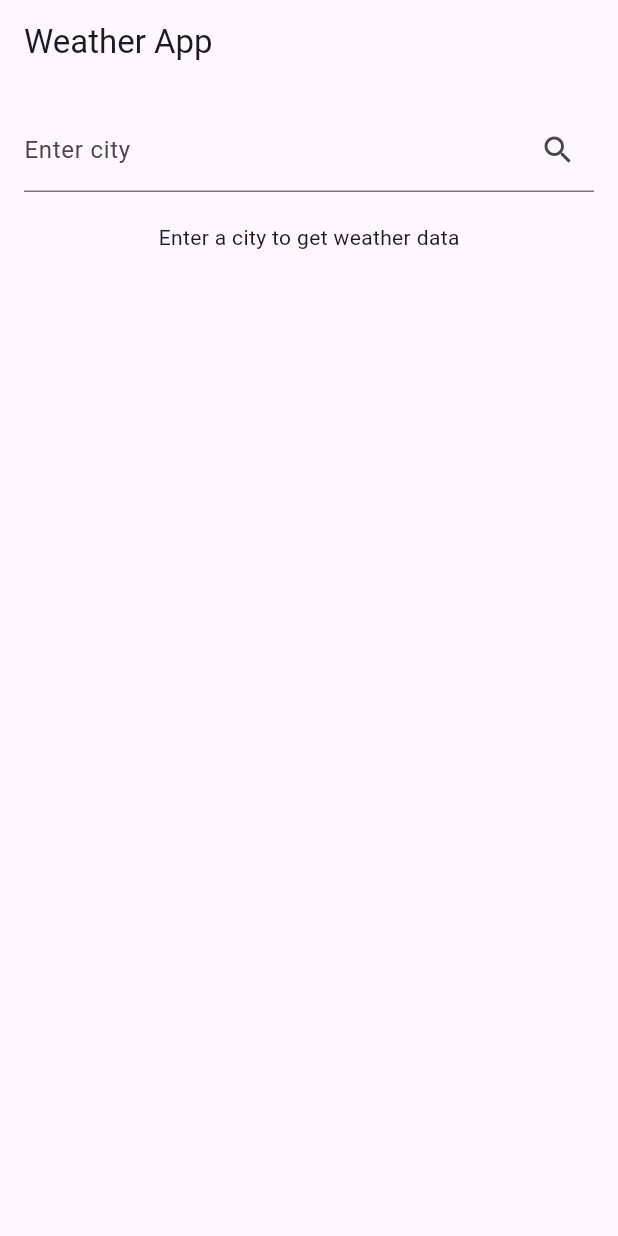
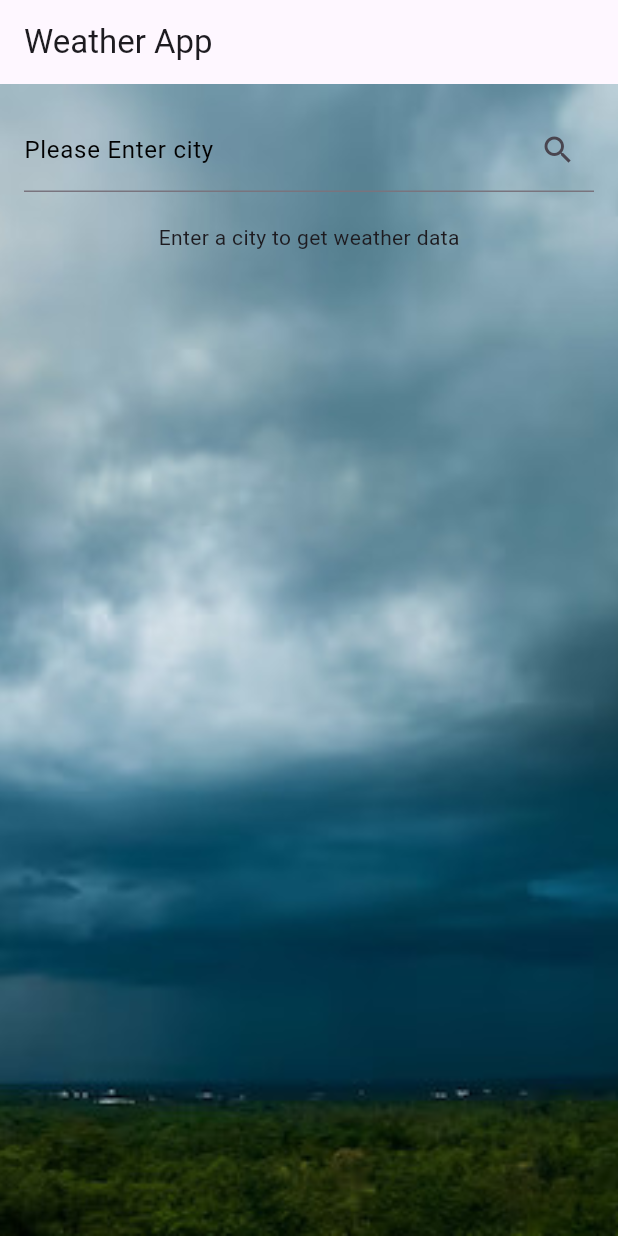
Before and after one commit to moudgalya1223/weatherapp, a Flutter app: the screen it shows after launch, on a phone screen of 412 x 824 dp. Run offline on Flutter 3.47's test engine with Material 3 defaults, Android fonts, the phone set to English and light mode, and no system bars.

Commit message:
upadted code with all chnages

```diff
--- a/lib/main.dart
+++ b/lib/main.dart
@@ -9,12 +9,14 @@ void main() {
       providers: [
         ChangeNotifierProvider(create: (_) => WeatherProvider()),
       ],
-      child: MyApp(),
+      child: const MyApp(),
     ),
   );
 }
 
 class MyApp extends StatelessWidget {
+  const MyApp({super.key});
+
   @override
   Widget build(BuildContext context) {
     return MaterialApp(
--- a/lib/screens/home_screen.dart
+++ b/lib/screens/home_screen.dart
@@ -5,22 +5,31 @@ import '../providers/weather_provider.dart';
 class HomeScreen extends StatelessWidget {
   final TextEditingController _controller = TextEditingController();
 
+  HomeScreen({super.key});
+
   @override
   Widget build(BuildContext context) {
     return Scaffold(
       appBar: AppBar(
-        title: Text('Weather App'),
+        title: const Text('Weather App'),
       ),
-      body: Padding(
+      body: Container(
+        decoration: const BoxDecoration(
+          image: DecorationImage(
+            image: AssetImage('assets/background.jpg'), // Path to your background image
+            fit: BoxFit.cover,
+          ),
+        ),
         padding: const EdgeInsets.all(16.0),
         child: Column(
           children: [
             TextField(
               controller: _controller,
               decoration: InputDecoration(
-                labelText: 'Enter city',
+                labelText: 'Please Enter city',
+                labelStyle: const TextStyle(color:Color.fromARGB(255, 1, 1, 1)),
                 suffixIcon: IconButton(
-                  icon: Icon(Icons.search),
+                  icon:const Icon(Icons.search),
                   onPressed: () {
                     final city = _controller.text;
                     if (city.isNotEmpty) {
@@ -31,33 +40,58 @@ class HomeScreen extends StatelessWidget {
                 ),
               ),
             ),
-            SizedBox(height: 20),
+            const SizedBox(height: 20),
             Consumer<WeatherProvider>(
               builder: (context, provider, child) {
                 if (provider.errorMessage != null) {
                   return Text(
                     provider.errorMessage!,
-                    style: TextStyle(color: Colors.red),
+                    style: const TextStyle(color: Colors.red),
                   );
                 }
                 if (provider.weatherData == null) {
-                  return Text('Enter a city to get weather data');
+                  return const Text('Enter a city to get weather data');
                 }
                 final weather = provider.weatherData!;
                 return Column(
                   children: [
                     Text(
-                     "PLACE:"   '${weather['location']['name']}',
-                      style: const TextStyle(fontSize: 24, fontWeight: FontWeight.bold , color: Colors.blueAccent),
+                      'Location: ${weather['location']['region']}',
+                      style: const TextStyle(fontSize: 24, fontWeight: FontWeight.bold, color: Color.fromARGB(255, 1, 1, 1)),
                     ),
-                    // Text(
-                    //   '${weather['main']['temp']}°C',
-                    //   style: TextStyle(fontSize: 48),
-                    // ),
-                    // Text(
-                    //   '${weather['weather'][0]['description']}',
-                    //   style: TextStyle(fontSize: 18),
-                    // ),
+                    Text(
+                      'country: ${weather['location']['country']}',
+                      style: const TextStyle(fontSize: 24, fontWeight: FontWeight.bold, color: Color.fromARGB(255, 1, 1, 1)),
+                    ),
+                    Text(
+                      'Time: ${weather['location']['localtime']}',
+                      style: const TextStyle(fontSize: 24, fontWeight: FontWeight.bold, color: Color.fromARGB(255, 1, 1, 1)),
+                    ),
+                    Text(
+                      'Current Temp: ${weather['current']['temp_c']}°C',
+                      style: const TextStyle(fontSize: 24, color: Color.fromARGB(255, 1, 1, 1)),
+                    ),
+                    Text(
+                      'Current Temp: ${weather['current']['temp_f']}°F',
+                      style: const TextStyle(fontSize: 18, color: Color.fromARGB(255, 1, 1, 1)),
+                    ),
+                    Text(
+                      'Weather: ${weather['current']['condition']['text']}',
+                      style: const TextStyle(fontSize: 18, color: Color.fromARGB(255, 1, 1, 1)),
+                    ),
+
+                    Text(
+                      'UV in Your Area: ${weather['current']['uv']}',
+                      style: const TextStyle(fontSize: 18, color: Color.fromARGB(255, 1, 1, 1)),
+                    ),
+                    Text(
+                      'Feelslike: ${weather['current']['feelslike_c']}°C',
+                      style: const TextStyle(fontSize: 18, color: Color.fromARGB(255, 1, 1, 1)),
+                    ),
+                    Text(
+                      'Wind Direction: ${weather['current']['wind_dir']}',
+                      style: const TextStyle(fontSize: 18, color: Color.fromARGB(255, 1, 1, 1)),
+                    ),
                   ],
                 );
               },
--- a/pubspec.yaml
+++ b/pubspec.yaml
@@ -59,6 +59,8 @@ flutter:
   # included with your application, so that you can use the icons in
   # the material Icons class.
   uses-material-design: true
+  assets:
+    - assets/background.jpg
 
   # To add assets to your application, add an assets section, like this:
   # assets:
```
Also changed, not shown: assets/background.jpg (added), 6 other files.
